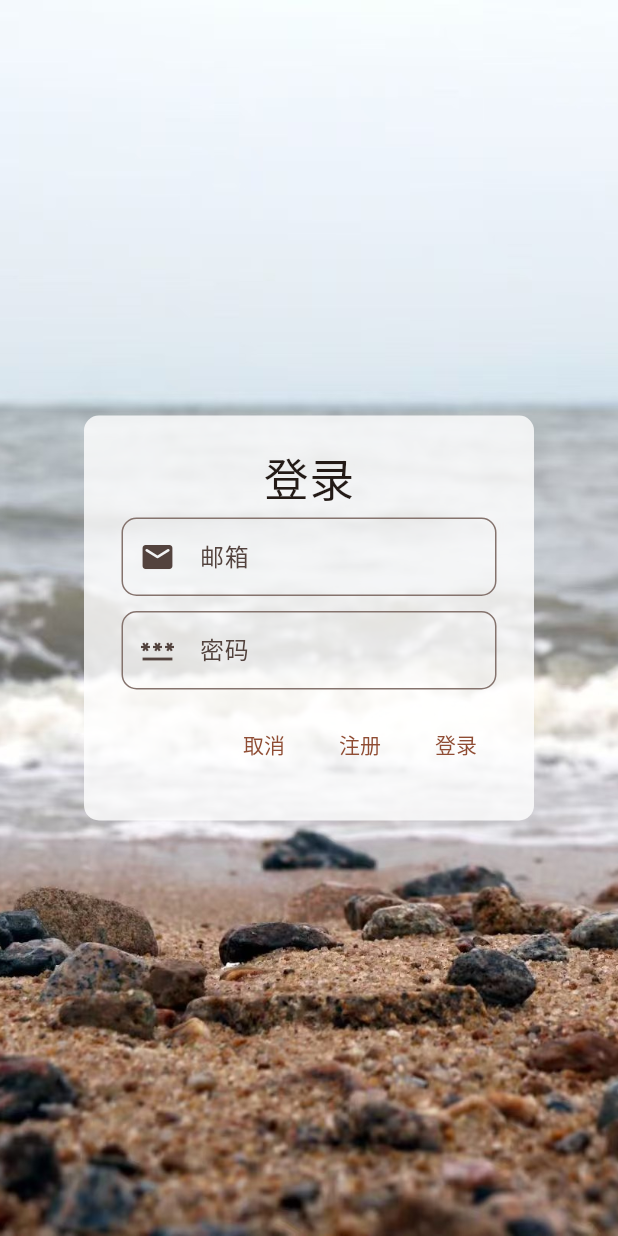
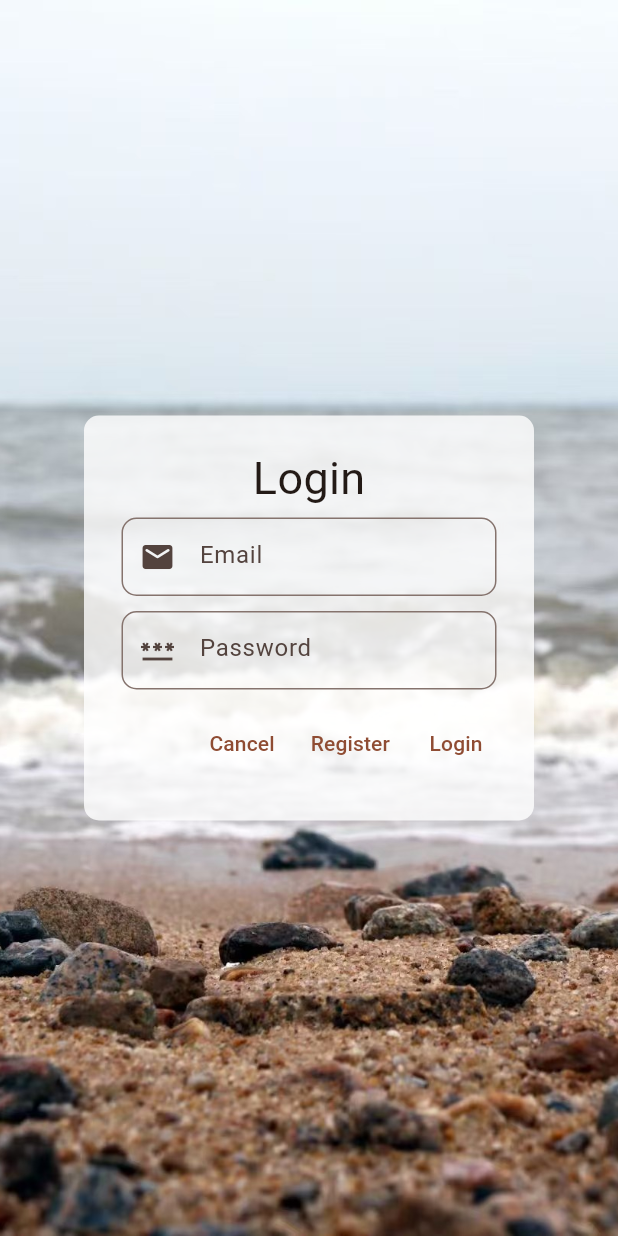
Before and after one commit to Mios-dream/Grocery-Shopping-App, a Flutter app: the LoginScreen screen opened by its route, on a phone screen of 412 x 824 dp. Run offline on Flutter 3.47's test engine with Material 3 defaults, Android fonts, the phone set to English and light mode, and no system bars; drawn by our look-alikes of oktoast; our stand-ins replace bloc, equatable, flutter_animate, flutter_bloc, go_router, google_fonts and 2 more; missing offline and left inert: mobile_scanner, sqlite3; accounts and stored records are empty; network calls fail.

```diff
--- a/lib/screen/login_screen.dart
+++ b/lib/screen/login_screen.dart
@@ -51,7 +51,6 @@ class _LoginCardState extends State<LoginCard> {
     phoneNumberController = TextEditingController();
   }
 
-  // 登录文本框组件，用于快速构建文本框
   Widget loginTextField(
       {required IconData icon,
       required String hintText,
@@ -98,7 +97,7 @@ class _LoginCardState extends State<LoginCard> {
         child: Column(
           children: [
             const Text(
-              "登录",
+              "Login",
               style: TextStyle(
                 fontSize: 30,
               ),
@@ -107,13 +106,13 @@ class _LoginCardState extends State<LoginCard> {
                 flex: 1,
                 child: loginTextField(
                     icon: Icons.email_rounded,
-                    hintText: "邮箱",
+                    hintText: "Email",
                     controller: emailController)),
             Expanded(
               flex: 1,
               child: loginTextField(
                   icon: Icons.password,
-                  hintText: "密码",
+                  hintText: "Password",
                   controller: passwordController),
             ),
             Expanded(
@@ -125,14 +124,14 @@ class _LoginCardState extends State<LoginCard> {
                         onPressed: () {
                           context.pop();
                         },
-                        child: const Text("取消")),
+                        child: const Text("Cancel")),
                     TextButton(
                         onPressed: () async {
                           setState(() {
                             isLogin = false;
                           });
                         },
-                        child: const Text("注册")),
+                        child: const Text("Register")),
                     TextButton(
                         onPressed: () async {
                           if (!checkLogin()) {
@@ -148,13 +147,13 @@ class _LoginCardState extends State<LoginCard> {
                             if (context.mounted) {
                               context.goNamed("home");
                             } else {
-                              showToast("未知错误");
+                              showToast("Unknown error");
                             }
                           } else if (status == LoginStatus.fail) {
-                            showToast("用户名或密码错误");
+                            showToast("Username or password is incorrect");
                           }
                         },
-                        child: const Text("登录"))
+                        child: const Text("Login"))
                   ],
                 ))
           ],
@@ -172,7 +171,7 @@ class _LoginCardState extends State<LoginCard> {
         child: Column(
           children: [
             const Text(
-              "注册",
+              "Register",
               style: TextStyle(
                 fontSize: 30,
               ),
@@ -180,27 +179,27 @@ class _LoginCardState extends State<LoginCard> {
             Expanded(
                 flex: 1,
                 child: loginTextField(
-                    icon: Icons.person,
-                    hintText: "用户名",
-                    controller: usernameController)),
+                    icon: Icons.email_rounded,
+                    hintText: "Email",
+                    controller: emailController)),
             Expanded(
                 flex: 1,
                 child: loginTextField(
-                    icon: Icons.email_rounded,
-                    hintText: "邮箱",
-                    controller: emailController)),
+                    icon: Icons.person,
+                    hintText: "Username",
+                    controller: usernameController)),
             Expanded(
               flex: 1,
               child: loginTextField(
                   icon: Icons.password,
-                  hintText: "密码",
+                  hintText: "Password",
                   controller: passwordController),
             ),
             Expanded(
               flex: 1,
               child: loginTextField(
                   icon: Icons.phone,
-                  hintText: "手机号",
+                  hintText: "Phone Number",
                   controller: phoneNumberController),
             ),
             Expanded(
@@ -214,7 +213,7 @@ class _LoginCardState extends State<LoginCard> {
                             isLogin = true;
                           });
                         },
-                        child: const Text("取消")),
+                        child: const Text("Cancel")),
                     TextButton(
                         onPressed: () async {
                           if (!checkLogin()) {
@@ -229,12 +228,12 @@ class _LoginCardState extends State<LoginCard> {
                           LoginStatus status =
                               await UserService.registerUser(user);
                           if (status == LoginStatus.success) {
-                            showToast("注册成功");
+                            showToast("Register success");
                           } else if (status == LoginStatus.exist) {
-                            showToast("用户名或邮箱已存在");
+                            showToast("User already exist");
                           }
                         },
-                        child: const Text("注册")),
+                        child: const Text("Register")),
                   ],
                 ))
           ],
```
